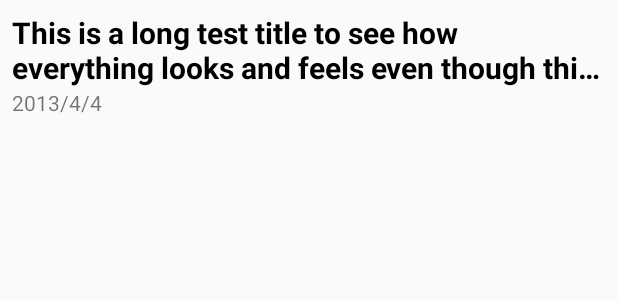
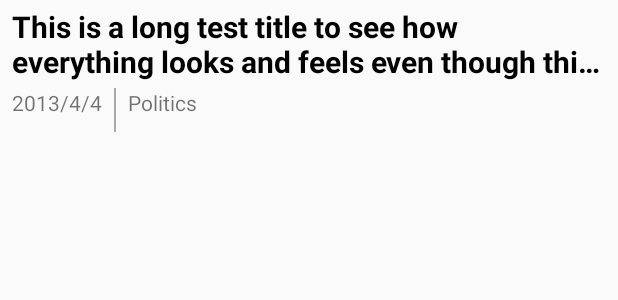
Before and after one commit to bqfix/Newsworthy, an Android app: the layout news_list_item.xml on its own in the app's theme, with its tools: preview values and no code run, on a phone screen of 412 x 824 dp. Shown: the top 300 px of the screen. Run offline under Robolectric (Android 15) with nearby library versions, the phone set to English and light mode, and no system bars.

Commit message:
Section
Added section to each view, visual polish

```diff
--- a/app/src/main/java/com/example/android/newsworthy/MainActivity.java
+++ b/app/src/main/java/com/example/android/newsworthy/MainActivity.java
@@ -12,6 +12,7 @@ import android.support.v4.content.AsyncTaskLoader;
 import android.support.v4.content.Loader;
 import android.support.v7.app.AppCompatActivity;
 import android.os.Bundle;
+import android.support.v7.widget.DividerItemDecoration;
 import android.support.v7.widget.LinearLayoutManager;
 import android.support.v7.widget.RecyclerView;
 import android.view.Menu;
@@ -69,8 +70,10 @@ public class MainActivity extends AppCompatActivity implements NewsStoriesAdapte
         mResultsRecycler.setLayoutManager(layoutManager);
 
         mNewsStoriesAdapter = new NewsStoriesAdapter(this);
+        mResultsRecycler.setAdapter(mNewsStoriesAdapter);
 
-        mResultsRecycler.setAdapter(mNewsStoriesAdapter);
+        DividerItemDecoration dividerItemDecoration = new DividerItemDecoration(mResultsRecycler.getContext(), layoutManager.getOrientation());
+        mResultsRecycler.addItemDecoration(dividerItemDecoration);
 
         getSupportLoaderManager().initLoader(LOADER_ID,null,this);
 
--- a/app/src/main/java/com/example/android/newsworthy/NetworkUtils.java
+++ b/app/src/main/java/com/example/android/newsworthy/NetworkUtils.java
@@ -139,9 +139,10 @@ public final class NetworkUtils {
                 String title = currentNewsStory.getString("webTitle");
                 String date = currentNewsStory.getString("webPublicationDate");
                 String url = currentNewsStory.getString("webUrl");
+                String section = currentNewsStory.getString("sectionName");
 
                 //Add a NewsStory using the above parameters
-                newsStories.add(new NewsStory(title,date,url));
+                newsStories.add(new NewsStory(title,date,url,section));
             }
 
         } catch (JSONException e) {
--- a/app/src/main/java/com/example/android/newsworthy/NewsStoriesAdapter.java
+++ b/app/src/main/java/com/example/android/newsworthy/NewsStoriesAdapter.java
@@ -7,6 +7,8 @@ import android.view.LayoutInflater;
 import android.view.View;
 import android.view.ViewGroup;
 import android.widget.TextView;
+
+import org.w3c.dom.Text;
 
 import java.util.ArrayList;
 import java.util.List;
@@ -28,12 +30,14 @@ public class NewsStoriesAdapter extends RecyclerView.Adapter<NewsStoriesAdapter.
         //Views in a News List Item
         TextView mTitleView;
         TextView mDateView;
+        TextView mSectionView;
 
         public NewsStoriesAdapterViewHolder(@NonNull View itemView) {
             super(itemView);
 
             mTitleView = (TextView) itemView.findViewById(R.id.title_text_view);
             mDateView = (TextView) itemView.findViewById(R.id.date_text_view);
+            mSectionView = (TextView) itemView.findViewById(R.id.section_text_view);
 
             itemView.setOnClickListener(this);
         }
@@ -66,6 +70,7 @@ public class NewsStoriesAdapter extends RecyclerView.Adapter<NewsStoriesAdapter.
 
         newsStoriesAdapterViewHolder.mTitleView.setText(newsStory.getTitle());
         newsStoriesAdapterViewHolder.mDateView.setText(newsStory.getFormattedDate());
+        newsStoriesAdapterViewHolder.mSectionView.setText(newsStory.getSection());
     }
 
     @Override
--- a/app/src/main/res/layout/activity_main.xml
+++ b/app/src/main/res/layout/activity_main.xml
@@ -42,7 +42,7 @@
         <android.support.v7.widget.RecyclerView
             android:id="@+id/results_recycler_view"
             android:layout_width="match_parent"
-            android:layout_height="wrap_content"/>
+            android:layout_height="wrap_content" />
 
         <ProgressBar
             android:id="@+id/progress_indicator"
--- a/app/src/main/res/layout/news_list_item.xml
+++ b/app/src/main/res/layout/news_list_item.xml
@@ -1,35 +1,56 @@
 <?xml version="1.0" encoding="utf-8"?>
 <LinearLayout xmlns:android="http://schemas.android.com/apk/res/android"
+    xmlns:tools="http://schemas.android.com/tools"
     android:layout_width="match_parent"
     android:layout_height="88dp"
-    xmlns:tools="http://schemas.android.com/tools"
-    android:orientation="vertical"
-    android:layout_marginBottom="8dp">
+    android:layout_marginBottom="8dp"
+    android:orientation="vertical">
 
     <TextView
         android:id="@+id/title_text_view"
         android:layout_width="wrap_content"
         android:layout_height="0dp"
-        android:textSize="20sp"
-        tools:text="This is a long test title to see how everything looks and feels even though this long of a title is unnecessary"
+        android:layout_weight="2"
+        android:ellipsize="end"
+        android:gravity="center_vertical"
         android:maxLines="2"
-        android:ellipsize="end"
         android:paddingLeft="8dp"
         android:paddingRight="8dp"
         android:textColor="@android:color/black"
+        android:textSize="20sp"
         android:textStyle="bold"
-        android:layout_weight="2"
-        android:gravity="bottom"
-        />
+        tools:text="This is a long test title to see how everything looks and feels even though this long of a title is unnecessary" />
 
-    <TextView
-        android:id="@+id/date_text_view"
+    <LinearLayout
         android:layout_width="match_parent"
         android:layout_height="0dp"
         android:layout_weight="1"
         android:gravity="top"
-        android:paddingRight="8dp"
+        android:orientation="horizontal"
         android:paddingLeft="8dp"
-        tools:text="2013/4/4"/>
+        android:paddingRight="8dp">
+
+        <TextView
+            android:id="@+id/date_text_view"
+            android:layout_width="wrap_content"
+            android:layout_height="wrap_content"
+            android:gravity="top"
+            tools:text="2013/4/4"
+            android:paddingRight="8dp"/>
+
+        <View
+            android:layout_width="1dp"
+            android:layout_height="wrap_content"
+            android:background="@android:color/darker_gray"/>
+
+        <TextView
+            android:id="@+id/section_text_view"
+            android:layout_width="wrap_content"
+            android:layout_height="wrap_content"
+            android:gravity="top"
+            android:paddingLeft="8dp"
+            tools:text="Politics" />
+
+    </LinearLayout>
 
 </LinearLayout>
```
Also changed, not shown: app/src/main/java/com/example/android/newsworthy/NewsStory.java (+7 -1 lines).
